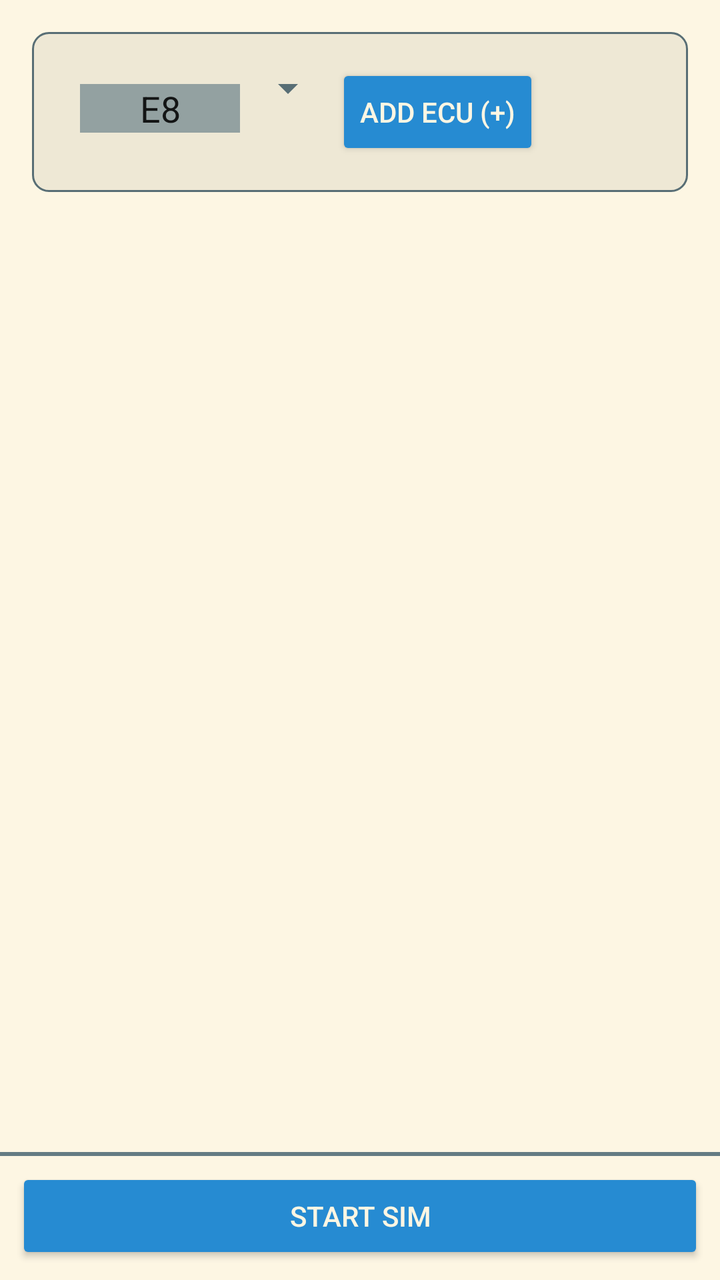
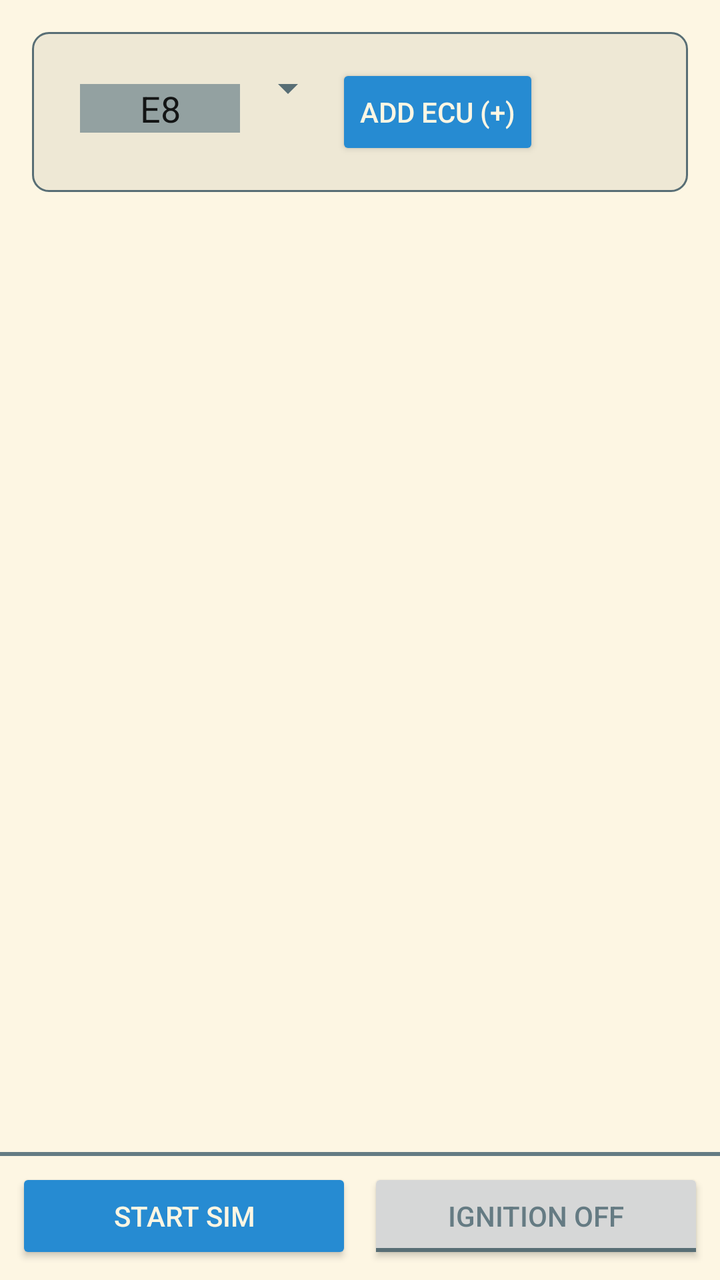

Before-and-after screenshots of an Android layout around one commit, followed by the original layout XML and the change that was made.
<!-- AndroidManifest.xml: application theme Theme.Solarized -->
<!-- res/layout/sim.xml -->
<androidx.constraintlayout.widget.ConstraintLayout
    xmlns:android="http://schemas.android.com/apk/res/android"
    xmlns:app="http://schemas.android.com/apk/res-auto"
    android:layout_width="match_parent"
    android:layout_height="match_parent">

    
    <ScrollView
        android:id="@+id/sim_render_area"
        android:layout_width="0dp"
        android:layout_height="0dp"
        app:layout_constraintTop_toTopOf="parent"
        app:layout_constraintBottom_toTopOf="@id/bottom_bar"
        app:layout_constraintStart_toStartOf="parent"
        app:layout_constraintEnd_toEndOf="parent">

        <LinearLayout
            android:id="@+id/ecu_list"
            android:orientation="vertical"
            android:padding="8dp"
            android:layout_width="match_parent"
            android:layout_height="wrap_content" >

            <androidx.cardview.widget.CardView
                android:layout_margin="8dp"
                android:layout_width="match_parent"
                android:layout_height="wrap_content"
                android:radius="8dp"
                app:cardBackgroundColor="@android:color/transparent"
                app:cardElevation="0dp"
                app:cardUseCompatPadding="false"
                app:cardPreventCornerOverlap="false"
                android:elevation="0dp">

                <LinearLayout
                    android:layout_width="match_parent"
                    android:layout_height="wrap_content"
                    android:orientation="horizontal"
                    android:background="@drawable/border"
                    android:padding="16dp">

                    <EditText
                        android:id="@+id/ecu_id_input"
                        android:layout_width="80dp"
                        android:layout_height="wrap_content"
                        android:hint="E8"
                        android:maxLength="2"
                        android:inputType="textCapCharacters|textNoSuggestions"
                        android:ems="2"
                        android:gravity="center"
                        android:layout_marginStart="8dp"
                        android:background="?attr/android:colorPrimaryDark"
                        android:text="E8" />

                    <Spinner
                        android:id="@+id/ecu_type_spinner"
                        android:layout_width="wrap_content"
                        android:layout_height="wrap_content" />

                    <Button
                        android:id="@+id/add_ecu"
                        android:layout_width="wrap_content"
                        android:layout_height="wrap_content"
                        android:text="@string/sim_add_ecu" />

                    </LinearLayout>

            </androidx.cardview.widget.CardView>

        </LinearLayout>

    </ScrollView>

    
    <LinearLayout
        android:id="@+id/bottom_bar"
        android:orientation="vertical"
        android:padding="8dp"
        android:background="@drawable/background_with_border_top"
        android:layout_width="0dp"
        android:layout_height="wrap_content"
        app:layout_constraintBottom_toBottomOf="parent"
        app:layout_constraintStart_toStartOf="parent"
        app:layout_constraintEnd_toEndOf="parent">

        
        <Button
            android:id="@+id/sim_state"
            android:layout_width="match_parent"
            android:layout_height="wrap_content"
            android:text="@string/sim_start_sim" />

    </LinearLayout>

</androidx.constraintlayout.widget.ConstraintLayout>
<!-- resources referenced by this layout -->
<resources>
  <!-- drawable background_with_border_top (drawable) -->
  <?xml version="1.0" encoding="utf-8"?>
  <layer-list xmlns:android="http://schemas.android.com/apk/res/android">
  
      
      <item>
          <shape android:shape="rectangle">
              <solid android:color="?attr/android:colorBackground"/>
          </shape>
      </item>
  
      
      <item android:gravity="top">
          <shape android:shape="rectangle">
              <size android:height="2dp"/>
              <solid android:color="?attr/android:textColor"/> 
          </shape>
      </item>
  
  </layer-list>
  <!-- drawable border (drawable) -->
  <shape xmlns:android="http://schemas.android.com/apk/res/android">
      
      <solid android:color="?attr/colorPrimary"/>
  
      
      <stroke
          android:width="1dp"
          android:color="?attr/android:textColorSecondary"/>
  
      
      <corners android:radius="8dp"/>
  
      
      <padding
          android:left="8dp"
          android:top="8dp"
          android:right="8dp"
          android:bottom="8dp"/>
  </shape>
  <string name="sim_add_ecu">Add ECU (+)</string>
  <string name="sim_start_sim">Start Sim</string>
  <style name="Theme.Solarized" parent="Theme.AppCompat.Light.NoActionBar">
          <item name="colorPrimary">@color/sol_base2</item>
          <item name="colorPrimaryDark">@color/sol_base1</item>
          <item name="colorAccent">@color/sol_blue</item>
  
          <item name="android:windowBackground">@color/sol_base3</item>
          <item name="android:colorBackground">@color/sol_base3</item>
          <item name="android:textColor">@color/sol_base00</item>
          <item name="colorOnPrimary">@color/sol_base00</item>
          <item name="android:textColorSecondary">@color/sol_base01</item>
  
          <item name="android:textViewStyle">@style/Solarized.TextView.Light</item>
          <item name="android:editTextStyle">@style/Solarized.EditText.Light</item>
          <item name="android:buttonStyle">@style/Solarized.Button.Light</item>
          <item name="android:checkboxStyle">@style/Solarized.CheckBox.Light</item>
          <item name="android:alertDialogTheme">@style/Solarized.TextView.AlertDialog.Light</item>
      </style>
  <color name="sol_base2">#eee8d5</color>
  <color name="sol_base1">#93a1a1</color>
  <color name="sol_blue">#268bd2</color>
  <color name="sol_base3">#fdf6e3</color>
  <color name="sol_base00">#657b83</color>
  <color name="sol_base01">#586e75</color>
  <style name="Solarized.TextView.Light" parent="TextAppearance.AppCompat">
          <item name="android:textColor">@color/sol_base00</item>
      </style>
  <style name="Solarized.EditText.Light" parent="Widget.AppCompat.EditText">
          <item name="android:textColor">@color/sol_base00</item>
          <item name="android:textColorHint">@color/sol_base01</item>
          <item name="android:backgroundTint">@color/sol_base1</item>
      </style>
  <style name="Solarized.Button.Light" parent="Widget.AppCompat.Button">
          <item name="android:textColor">@color/sol_base3</item>
          <item name="android:backgroundTint">@color/sol_blue</item>
      </style>
  <style name="Solarized.CheckBox.Light" parent="Widget.AppCompat.CompoundButton.CheckBox">
          <item name="android:textColor">@color/sol_base00</item>
          <item name="buttonTint">@color/sol_cyan</item>
      </style>
  <style name="Solarized.TextView.AlertDialog.Light" parent="Theme.AppCompat.Dialog.Alert">
          <item name="android:background">@color/sol_base2</item>
      </style>
  <color name="sol_cyan">#2aa198</color>
</resources>

<!-- the commit's change to res/layout/sim.xml (unified diff, before → after) -->
@@ -74,21 +74,39 @@
     
     <LinearLayout
         android:id="@+id/bottom_bar"
+        android:layout_width="0dp"
+        android:layout_height="wrap_content"
         android:orientation="vertical"
         android:padding="8dp"
         android:background="@drawable/background_with_border_top"
-        android:layout_width="0dp"
-        android:layout_height="wrap_content"
         app:layout_constraintBottom_toBottomOf="parent"
         app:layout_constraintStart_toStartOf="parent"
         app:layout_constraintEnd_toEndOf="parent">
 
-        
-        <Button
-            android:id="@+id/sim_state"
+        <LinearLayout
             android:layout_width="match_parent"
             android:layout_height="wrap_content"
-            android:text="@string/sim_start_sim" />
+            android:orientation="horizontal">
+
+            <Button
+                android:id="@+id/sim_state"
+                android:layout_width="0dp"
+                android:layout_height="wrap_content"
+                android:layout_weight="1"
+                android:layout_marginEnd="4dp"
+                android:text="@string/sim_start_sim" />
+
+            <ToggleButton
+                android:id="@+id/ignition_state"
+                android:layout_width="0dp"
+                android:layout_height="wrap_content"
+                android:layout_weight="1"
+                android:layout_marginStart="4dp"
+                android:textOff="@string/sim_ignition_off"
+                android:textOn="@string/sim_ignition_on"
+                android:text="@string/sim_ignition_on" />
+
+        </LinearLayout>
 
     </LinearLayout>
 
<!-- resource entries referenced after the edit -->
@@ -41,6 +41,8 @@
           android:bottom="8dp"/>
   </shape>
   <string name="sim_add_ecu">Add ECU (+)</string>
+  <string name="sim_ignition_off">Ignition OFF</string>
+  <string name="sim_ignition_on">Ignition ON</string>
   <string name="sim_start_sim">Start Sim</string>
   <style name="Theme.Solarized" parent="Theme.AppCompat.Light.NoActionBar">
           <item name="colorPrimary">@color/sol_base2</item>
